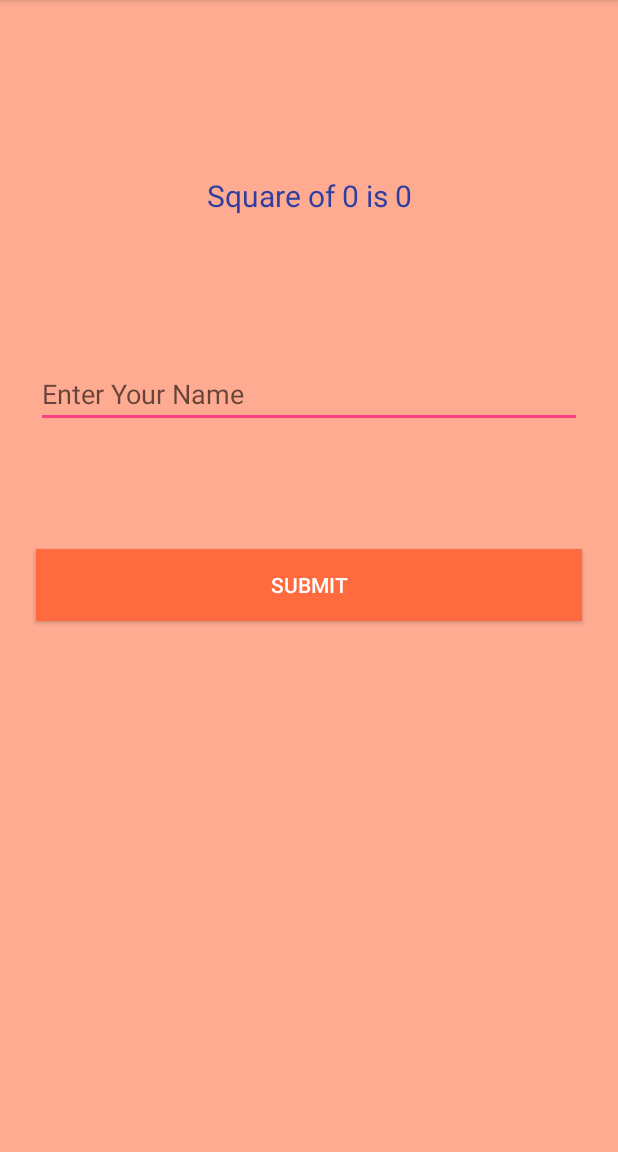
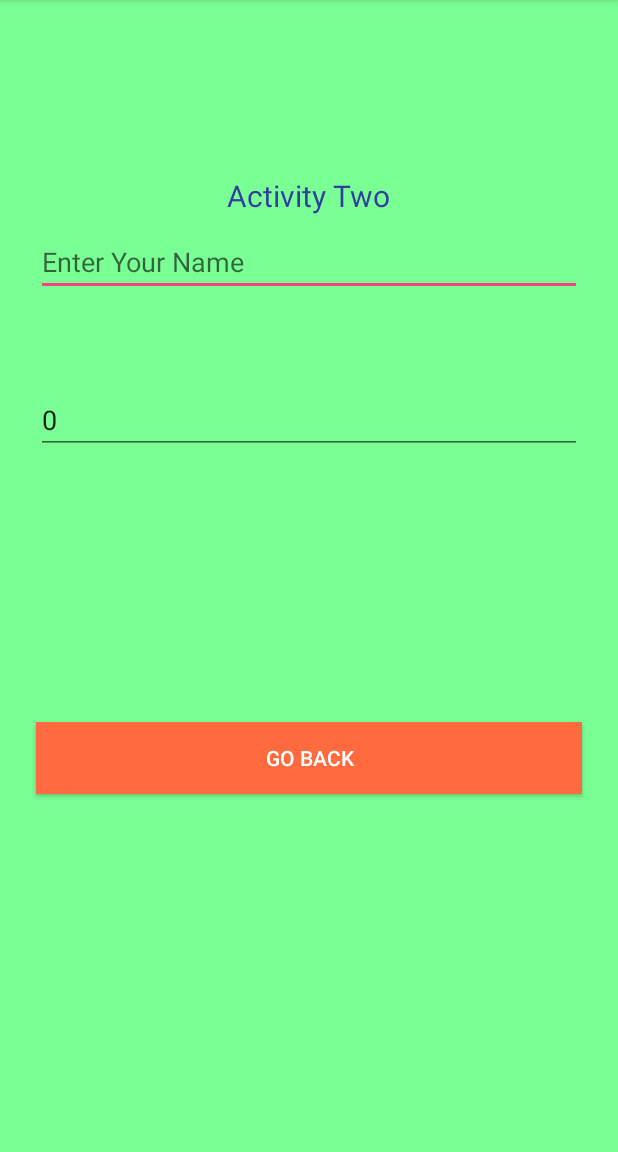
Before and after one commit to ishantk/ENC2018Android, an Android app: the screen it shows after launch (ActivityOne before the commit, ActivityTwo after it), after a tap on "SUBMIT", on a phone screen of 412 x 824 dp, the part 84-1236 px from its top. Run offline under Robolectric (Android 15) with nearby library versions, the phone set to English and light mode, and no system bars; 1 statement that could not run was skipped.

Commit message:
Activity Forward Pass Example

```diff
--- a/app/src/main/java/com/auribises/activitylifecycle/ActivityOne.java
+++ b/app/src/main/java/com/auribises/activitylifecycle/ActivityOne.java
@@ -17,12 +17,16 @@ public class ActivityOne extends AppCompatActivity implements View.OnClickListen
 
     // Reference Variables
     TextView txtTitle;
-    EditText eTxtName;
+    EditText eTxtName, eTxtAge;
     Button btnSubmit;
 
     void initViews(){
+
         txtTitle = findViewById(R.id.textViewTitle);
+
         eTxtName = findViewById(R.id.editTextName);
+        eTxtAge = findViewById(R.id.editTextAge);
+
         btnSubmit = findViewById(R.id.buttonSubmit);
 
         btnSubmit.setOnClickListener(this);
@@ -37,7 +41,7 @@ public class ActivityOne extends AppCompatActivity implements View.OnClickListen
         Log.i("ActivityOne","--onCreate--");
     }
 
-    @Override
+   /* @Override
     protected void onStart() {
         super.onStart();
         Log.i("ActivityOne","--onStart--");
@@ -66,7 +70,7 @@ public class ActivityOne extends AppCompatActivity implements View.OnClickListen
         super.onDestroy();
         Log.i("ActivityOne","--onDestroy--");
     }
-
+*/
     @Override
     public void onClick(View view) {
 
@@ -80,11 +84,42 @@ public class ActivityOne extends AppCompatActivity implements View.OnClickListen
 
         getSupportActionBar().setTitle(name);*/
 
-        String num = eTxtName.getText().toString();
+       /* String num = eTxtName.getText().toString();
         int number = Integer.parseInt(num);
 
         int sqNum = number*number;
-        txtTitle.setText("Square of "+number+" is "+sqNum);
+        txtTitle.setText("Square of "+number+" is "+sqNum);*/
+
+
+        // Forward Passing
+        String name = eTxtName.getText().toString();
+        String age = eTxtAge.getText().toString();
+
+        int iAge = Integer.parseInt(age);
+
+        Intent intent = new Intent(ActivityOne.this,ActivityTwo.class);
+
+        //1. Put Data directly Intent
+        //intent.putExtra("keyName",name);
+        //intent.putExtra("keyAge",iAge);
+
+        //2. Put Data in Bundle
+        /*Bundle bundle = new Bundle();
+        bundle.putString("keyName",name);
+        bundle.putInt("keyAge",iAge);
+
+        intent.putExtra("keyBundle",bundle);*/
+
+
+        //2. Put Data in User Defined Object (which must be implementing Serializable)
+        Person person = new Person();
+        person.name = name;
+        person.age = iAge;
+
+        intent.putExtra("keyPerson",person);
+
+        startActivity(intent);
+
 
     }
 
--- a/app/src/main/java/com/auribises/activitylifecycle/ActivityTwo.java
+++ b/app/src/main/java/com/auribises/activitylifecycle/ActivityTwo.java
@@ -1,20 +1,59 @@
 package com.auribises.activitylifecycle;
 
+import android.content.Intent;
 import android.support.v7.app.AppCompatActivity;
 import android.os.Bundle;
 import android.util.Log;
 import android.view.View;
+import android.widget.Button;
+import android.widget.EditText;
 
-public class ActivityTwo extends AppCompatActivity {
+public class ActivityTwo extends AppCompatActivity implements View.OnClickListener{
+
+    EditText eTxtName, eTxtAge;
+    Button btnBack;
+
+    Intent rcvIntent;
+
+    void initViews(){
+        eTxtName = findViewById(R.id.editTextName);
+        eTxtAge = findViewById(R.id.editTextAge);
+
+        btnBack = findViewById(R.id.buttonBack);
+        btnBack.setOnClickListener(this);
+
+        rcvIntent = getIntent();
+
+        //String name = rcvIntent.getStringExtra("keyName");
+        //int iAge = rcvIntent.getIntExtra("keyAge",0);
+
+        /*Bundle rcvBundle = rcvIntent.getBundleExtra("keyBundle");
+        String name = rcvBundle.getString("keyName");
+        int iAge = rcvBundle.getInt("keyAge");*/
+
+        Person person = (Person)rcvIntent.getSerializableExtra("keyPerson");
+
+        eTxtName.setText(person.name);
+        eTxtAge.setText(String.valueOf(person.age));
+
+
+    }
+
 
     @Override
     protected void onCreate(Bundle savedInstanceState) {
         super.onCreate(savedInstanceState);
         setContentView(R.layout.activity_two);
         Log.i("ActivityTwo","--onCreate--");
+        initViews();
     }
 
     @Override
+    public void onClick(View view) {
+
+    }
+
+   /* @Override
     protected void onStart() {
         super.onStart();
         Log.i("ActivityTwo","--onStart--");
@@ -42,9 +81,7 @@ public class ActivityTwo extends AppCompatActivity {
     protected void onDestroy() {
         super.onDestroy();
         Log.i("ActivityTwo","--onDestroy--");
-    }
+    }*/
 
-    public void clickMe(View view){
-        finish();
-    }
+
 }
--- /dev/null
+++ b/app/src/main/java/com/auribises/activitylifecycle/Person.java
@@ -0,0 +1,16 @@
+package com.auribises.activitylifecycle;
+
+import java.io.Serializable;
+
+/**
+ * Created by ishantkumar on 15/02/18.
+ */
+
+public class Person implements Serializable{
+
+    // Attributes
+    String name;
+    int age;
+
+
+}
--- a/app/src/main/res/layout/activity_one.xml
+++ b/app/src/main/res/layout/activity_one.xml
@@ -29,14 +29,15 @@
         android:layout_marginEnd="8dp"
         android:layout_marginStart="8dp"
         android:layout_marginTop="8dp"
+        android:background="@color/btnColor"
         android:text="Submit"
-        android:background="@color/btnColor"
         android:textColor="@color/white"
         app:layout_constraintBottom_toBottomOf="parent"
         app:layout_constraintEnd_toEndOf="parent"
+        app:layout_constraintHorizontal_bias="1.0"
         app:layout_constraintStart_toStartOf="parent"
         app:layout_constraintTop_toBottomOf="@+id/textViewTitle"
-        app:layout_constraintVertical_bias="0.393" />
+        app:layout_constraintVertical_bias="0.723" />
 
     <EditText
         android:id="@+id/editTextName"
@@ -47,13 +48,29 @@
         android:layout_marginStart="8dp"
         android:layout_marginTop="8dp"
         android:ems="10"
+        android:hint="Enter Your Name"
         android:inputType="textPersonName"
-        android:hint="Enter Your Name"
         app:layout_constraintBottom_toTopOf="@+id/buttonSubmit"
         app:layout_constraintEnd_toEndOf="parent"
-        app:layout_constraintHorizontal_bias="0.503"
+        app:layout_constraintHorizontal_bias="1.0"
         app:layout_constraintStart_toStartOf="parent"
         app:layout_constraintTop_toBottomOf="@+id/textViewTitle"
-        app:layout_constraintVertical_bias="0.547" />
+        app:layout_constraintVertical_bias="0.143" />
+
+    <EditText
+        android:id="@+id/editTextAge"
+        android:layout_width="match_parent"
+        android:layout_height="wrap_content"
+        android:layout_marginBottom="8dp"
+        android:layout_marginEnd="8dp"
+        android:layout_marginStart="8dp"
+        android:layout_marginTop="8dp"
+        android:ems="10"
+        android:inputType="number"
+        android:hint="Enter Your Age"
+        app:layout_constraintBottom_toTopOf="@+id/buttonSubmit"
+        app:layout_constraintEnd_toEndOf="parent"
+        app:layout_constraintStart_toStartOf="parent"
+        app:layout_constraintTop_toBottomOf="@+id/editTextName" />
 
 </android.support.constraint.ConstraintLayout>
--- a/app/src/main/res/layout/activity_two.xml
+++ b/app/src/main/res/layout/activity_two.xml
@@ -4,37 +4,74 @@
     xmlns:tools="http://schemas.android.com/tools"
     android:layout_width="match_parent"
     android:layout_height="match_parent"
+    android:padding="16dp"
+    android:background="@color/bgTwo"
     tools:context="com.auribises.activitylifecycle.ActivityTwo">
 
     <TextView
-        android:id="@+id/textView2"
+        android:id="@+id/textViewTitle"
         android:layout_width="wrap_content"
         android:layout_height="wrap_content"
-        android:layout_marginEnd="8dp"
-        android:layout_marginStart="8dp"
-        android:layout_marginTop="120dp"
         android:text="Activity Two"
-        android:textColor="@color/colorAccent"
         android:textSize="20dp"
-        app:layout_constraintEnd_toEndOf="parent"
-        app:layout_constraintHorizontal_bias="0.458"
-        app:layout_constraintStart_toStartOf="parent"
-        app:layout_constraintTop_toTopOf="parent" />
+        android:textColor="@color/colorPrimaryDark"
+        app:layout_constraintBottom_toBottomOf="parent"
+        app:layout_constraintLeft_toLeftOf="parent"
+        app:layout_constraintRight_toRightOf="parent"
+        app:layout_constraintTop_toTopOf="parent"
+        app:layout_constraintVertical_bias="0.142" />
 
     <Button
-        android:id="@+id/button2"
-        android:layout_width="wrap_content"
+        android:id="@+id/buttonBack"
+        android:layout_width="match_parent"
         android:layout_height="wrap_content"
         android:layout_marginBottom="8dp"
         android:layout_marginEnd="8dp"
         android:layout_marginStart="8dp"
         android:layout_marginTop="8dp"
+        android:background="@color/btnColor"
         android:text="Go Back"
-        android:onClick="clickMe"
+        android:textColor="@color/white"
         app:layout_constraintBottom_toBottomOf="parent"
         app:layout_constraintEnd_toEndOf="parent"
-        app:layout_constraintHorizontal_bias="0.467"
+        app:layout_constraintHorizontal_bias="1.0"
         app:layout_constraintStart_toStartOf="parent"
-        app:layout_constraintTop_toBottomOf="@+id/textView2"
-        app:layout_constraintVertical_bias="0.207" />
+        app:layout_constraintTop_toBottomOf="@+id/textViewTitle"
+        app:layout_constraintVertical_bias="0.605" />
+
+    <EditText
+        android:id="@+id/editTextName"
+        android:layout_width="match_parent"
+        android:layout_height="wrap_content"
+        android:layout_marginBottom="8dp"
+        android:layout_marginEnd="8dp"
+        android:layout_marginStart="8dp"
+        android:layout_marginTop="8dp"
+        android:ems="10"
+        android:hint="Enter Your Name"
+        android:inputType="textPersonName"
+        app:layout_constraintBottom_toTopOf="@+id/buttonSubmit"
+        app:layout_constraintEnd_toEndOf="parent"
+        app:layout_constraintHorizontal_bias="1.0"
+        app:layout_constraintStart_toStartOf="parent"
+        app:layout_constraintTop_toBottomOf="@+id/textViewTitle"
+        app:layout_constraintVertical_bias="0.143" />
+
+    <EditText
+        android:id="@+id/editTextAge"
+        android:layout_width="match_parent"
+        android:layout_height="wrap_content"
+        android:layout_marginBottom="8dp"
+        android:layout_marginEnd="8dp"
+        android:layout_marginStart="8dp"
+        android:layout_marginTop="60dp"
+        android:ems="10"
+        android:hint="Enter Your Age"
+        android:inputType="number"
+        app:layout_constraintBottom_toTopOf="@+id/buttonSubmit"
+        app:layout_constraintEnd_toEndOf="parent"
+        app:layout_constraintHorizontal_bias="1.0"
+        app:layout_constraintStart_toStartOf="parent"
+        app:layout_constraintTop_toBottomOf="@+id/editTextName" />
+
 </android.support.constraint.ConstraintLayout>
--- a/app/src/main/res/values/colors.xml
+++ b/app/src/main/res/values/colors.xml
@@ -4,6 +4,7 @@
     <color name="colorPrimaryDark">#303F9F</color>
     <color name="colorAccent">#FF4081</color>
     <color name="bgOne">#ffab92</color>
+    <color name="bgTwo">#7aff95</color>
     <color name="btnColor">#ff6b3f</color>
     <color name="white">#ffffff</color>
     <color name="black">#000000</color>
```
